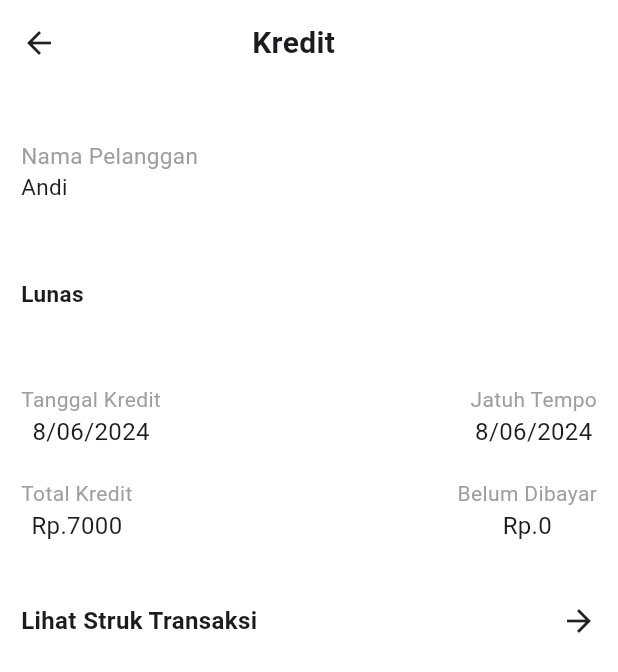
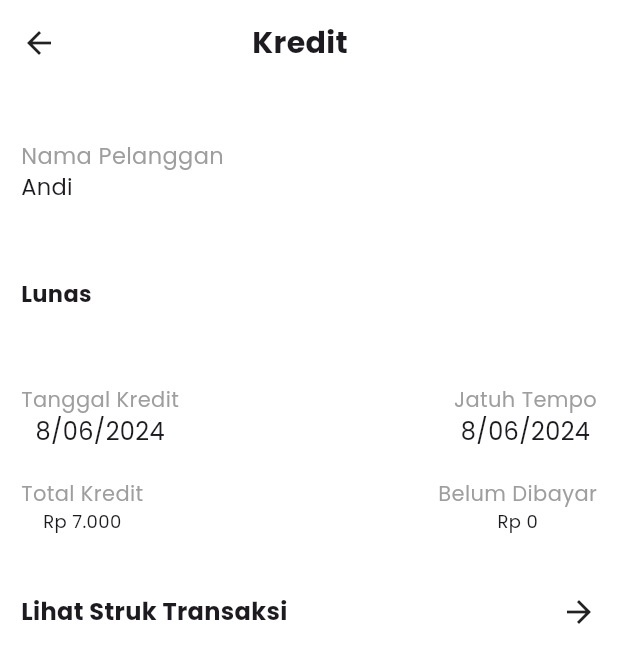
Before and after one commit to hshinosa/Aplikasir-Mobile, a Flutter app: the CreditScreen screen opened directly, on a phone screen of 412 x 824 dp. Shown: the top 672 px of the screen. Run offline on Flutter 3.47's test engine with Material 3 defaults, Android fonts, the phone set to English and light mode, and no system bars; our stand-ins replace firebase_core, google_fonts; accounts and stored records are empty.

Commit message:
menambahkan package di laporan + kredit

```diff
--- a/lib/screen/kredit_screen.dart
+++ b/lib/screen/kredit_screen.dart
@@ -1,4 +1,6 @@
 import 'package:flutter/material.dart';
+import 'package:google_fonts/google_fonts.dart';
+import 'package:intl/intl.dart';
 
 class CreditScreen extends StatelessWidget {
   const CreditScreen({super.key});
@@ -20,7 +22,8 @@ class CreditScreen extends StatelessWidget {
                 Padding(padding: EdgeInsets.only(left: 130)),
                 Text(
                   'Kredit',
-                  style: TextStyle(fontSize: 20, fontWeight: FontWeight.bold),
+                  style: GoogleFonts.poppins(
+                      fontSize: 20, fontWeight: FontWeight.bold),
                 )
               ],
             ),
@@ -32,11 +35,11 @@ class CreditScreen extends StatelessWidget {
               children: [
                 Text(
                   'Nama Pelanggan',
-                  style: TextStyle(fontSize: 15, color: Colors.grey),
+                  style: GoogleFonts.poppins(fontSize: 15, color: Colors.grey),
                 ),
                 Text(
                   'Andi',
-                  style: TextStyle(fontSize: 15),
+                  style: GoogleFonts.poppins(fontSize: 15),
                 ),
               ],
             ),
@@ -47,7 +50,8 @@ class CreditScreen extends StatelessWidget {
               children: [
                 Text(
                   'Lunas',
-                  style: TextStyle(fontSize: 15, fontWeight: FontWeight.bold),
+                  style: GoogleFonts.poppins(
+                      fontSize: 15, fontWeight: FontWeight.bold),
                 )
               ],
             ),
@@ -61,11 +65,12 @@ class CreditScreen extends StatelessWidget {
                   children: [
                     Text(
                       'Tanggal Kredit',
-                      style: TextStyle(fontSize: 14, color: Colors.grey),
+                      style:
+                          GoogleFonts.poppins(fontSize: 14, color: Colors.grey),
                     ),
                     Text(
                       '8/06/2024',
-                      style: TextStyle(fontSize: 16),
+                      style: GoogleFonts.poppins(fontSize: 16),
                     ),
                   ],
                 ),
@@ -73,11 +78,12 @@ class CreditScreen extends StatelessWidget {
                   children: [
                     Text(
                       'Jatuh Tempo',
-                      style: TextStyle(fontSize: 14, color: Colors.grey),
+                      style:
+                          GoogleFonts.poppins(fontSize: 14, color: Colors.grey),
                     ),
                     Text(
                       '8/06/2024',
-                      style: TextStyle(fontSize: 16),
+                      style: GoogleFonts.poppins(fontSize: 16),
                     ),
                   ],
                 )
@@ -93,11 +99,14 @@ class CreditScreen extends StatelessWidget {
                   children: [
                     Text(
                       'Total Kredit',
-                      style: TextStyle(fontSize: 14, color: Colors.grey),
+                      style:
+                          GoogleFonts.poppins(fontSize: 14, color: Colors.grey),
                     ),
                     Text(
-                      'Rp.7000',
-                      style: TextStyle(fontSize: 16),
+                      formatCurrency(
+                        7000,
+                      ),
+                      style: GoogleFonts.poppins(fontSize: 12),
                     ),
                   ],
                 ),
@@ -105,11 +114,12 @@ class CreditScreen extends StatelessWidget {
                   children: [
                     Text(
                       'Belum Dibayar',
-                      style: TextStyle(fontSize: 14, color: Colors.grey),
+                      style:
+                          GoogleFonts.poppins(fontSize: 14, color: Colors.grey),
                     ),
                     Text(
-                      'Rp.0',
-                      style: TextStyle(fontSize: 16),
+                      formatCurrency(0),
+                      style: GoogleFonts.poppins(fontSize: 12),
                     ),
                   ],
                 )
@@ -125,7 +135,8 @@ class CreditScreen extends StatelessWidget {
                 children: [
                   Text(
                     'Lihat Struk Transaksi',
-                    style: TextStyle(fontSize: 16, fontWeight: FontWeight.bold),
+                    style: GoogleFonts.poppins(
+                        fontSize: 16, fontWeight: FontWeight.bold),
                   ),
                   Icon(Icons.arrow_forward),
                 ],
@@ -137,3 +148,9 @@ class CreditScreen extends StatelessWidget {
     );
   }
 }
+
+String formatCurrency(int amount) {
+  final format =
+      NumberFormat.currency(locale: 'id_ID', symbol: 'Rp ', decimalDigits: 0);
+  return format.format(amount);
+}
```
Also changed, not shown: lib/screen/laporan_screen.dart (+33 -23 lines).
